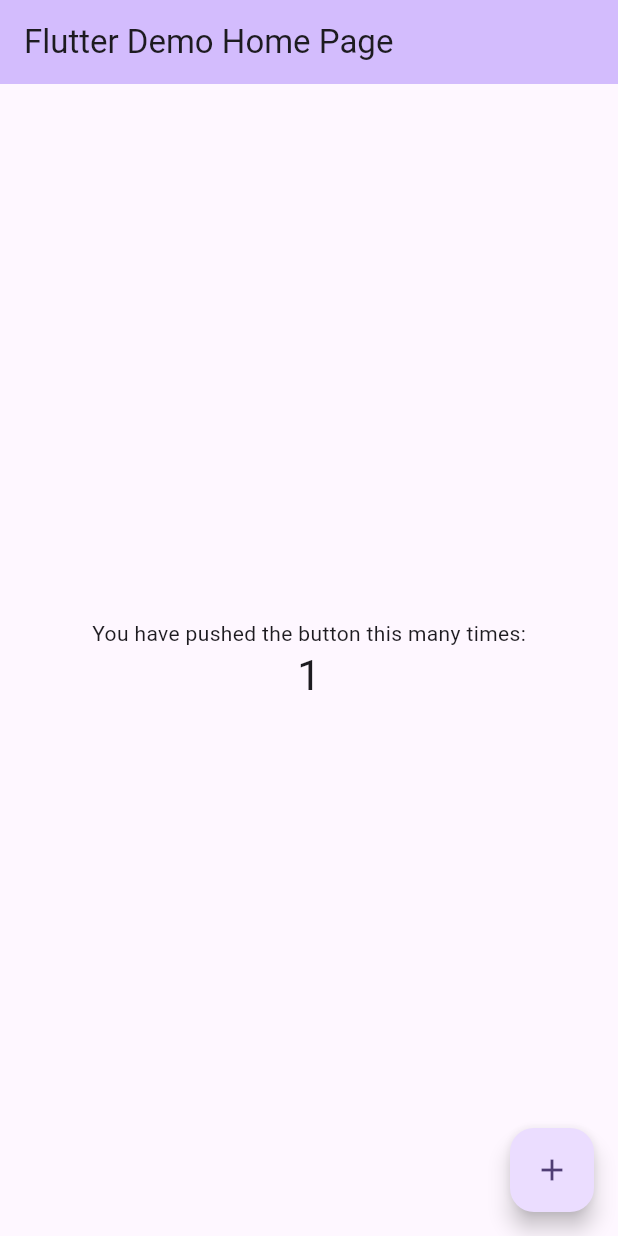
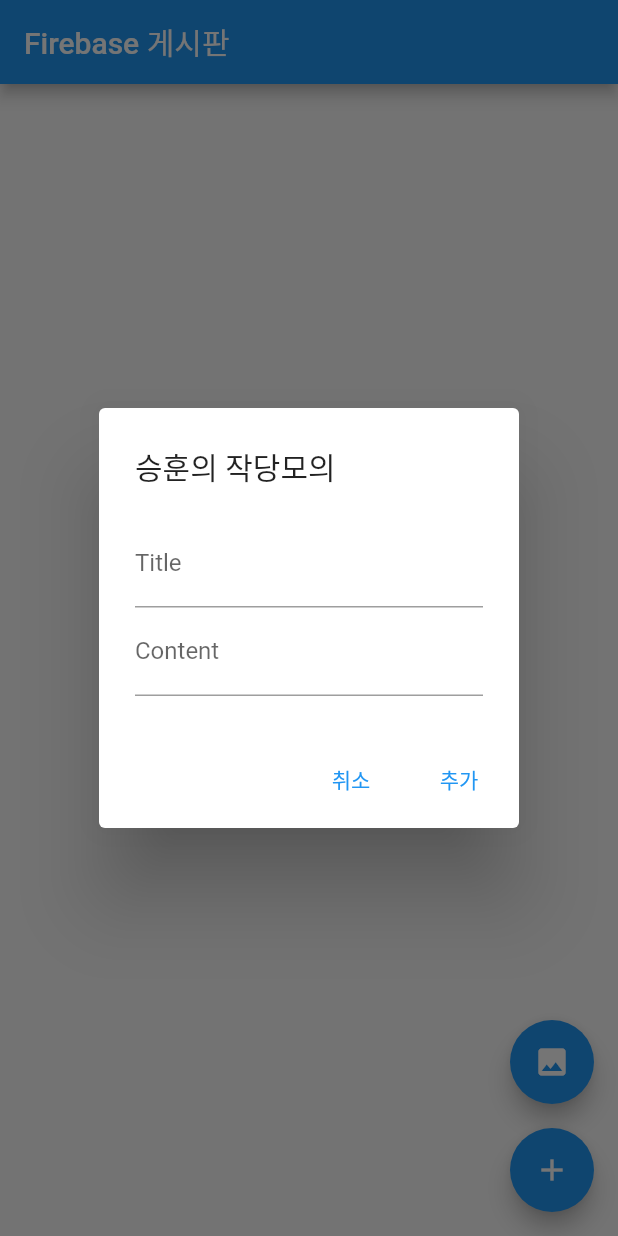
Before and after one commit to Moonseunghun/board_list, a Flutter app: the screen it shows after launch, after a tap on the "add" icon, on a phone screen of 412 x 824 dp. Run offline on Flutter 3.47's test engine with Material 2 defaults, Android fonts, the phone set to English and light mode, and no system bars; our stand-ins replace cloud_firestore, firebase_core, firebase_storage, image_picker; accounts and stored records are empty.

```diff
--- a/lib/main.dart
+++ b/lib/main.dart
@@ -1,125 +1,157 @@
+import 'dart:io';
+
+import 'package:board_list/post_detail.dart';
+import 'package:firebase_storage/firebase_storage.dart';
 import 'package:flutter/material.dart';
+import 'package:firebase_core/firebase_core.dart';
+import 'package:cloud_firestore/cloud_firestore.dart';
+import 'firebase_options.dart';
+import 'package:image_picker/image_picker.dart';
 
-void main() {
-  runApp(const MyApp());
+void main() async {
+  WidgetsFlutterBinding.ensureInitialized();
+  await Firebase.initializeApp();
+  runApp(MyApp());
 }
 
 class MyApp extends StatelessWidget {
-  const MyApp({super.key});
-
-  // This widget is the root of your application.
   @override
   Widget build(BuildContext context) {
     return MaterialApp(
-      title: 'Flutter Demo',
+      title: 'Firebase 게시판',
       theme: ThemeData(
-        // This is the theme of your application.
-        //
-        // TRY THIS: Try running your application with "flutter run". You'll see
-        // the application has a blue toolbar. Then, without quitting the app,
-        // try changing the seedColor in the colorScheme below to Colors.green
-        // and then invoke "hot reload" (save your changes or press the "hot
-        // reload" button in a Flutter-supported IDE, or press "r" if you used
-        // the command line to start the app).
-        //
-        // Notice that the counter didn't reset back to zero; the application
-        // state is not lost during the reload. To reset the state, use hot
-        // restart instead.
-        //
-        // This works for code too, not just values: Most code changes can be
-        // tested with just a hot reload.
-        colorScheme: ColorScheme.fromSeed(seedColor: Colors.deepPurple),
-        useMaterial3: true,
+        primarySwatch: Colors.blue,
       ),
-      home: const MyHomePage(title: 'Flutter Demo Home Page'),
+      home: MyBoard(),
     );
   }
 }
 
-class MyHomePage extends StatefulWidget {
-  const MyHomePage({super.key, required this.title});
-
-  // This widget is the home page of your application. It is stateful, meaning
-  // that it has a State object (defined below) that contains fields that affect
-  // how it looks.
-
-  // This class is the configuration for the state. It holds the values (in this
-  // case the title) provided by the parent (in this case the App widget) and
-  // used by the build method of the State. Fields in a Widget subclass are
-  // always marked "final".
-
-  final String title;
-
-  @override
-  State<MyHomePage> createState() => _MyHomePageState();
-}
-
-class _MyHomePageState extends State<MyHomePage> {
-  int _counter = 0;
-
-  void _incrementCounter() {
-    setState(() {
-      // This call to setState tells the Flutter framework that something has
-      // changed in this State, which causes it to rerun the build method below
-      // so that the display can reflect the updated values. If we changed
-      // _counter without calling setState(), then the build method would not be
-      // called again, and so nothing would appear to happen.
-      _counter++;
-    });
-  }
-
+class MyBoard extends StatelessWidget {
   @override
   Widget build(BuildContext context) {
-    // This method is rerun every time setState is called, for instance as done
-    // by the _incrementCounter method above.
-    //
-    // The Flutter framework has been optimized to make rerunning build methods
-    // fast, so that you can just rebuild anything that needs updating rather
-    // than having to individually change instances of widgets.
     return Scaffold(
       appBar: AppBar(
-        // TRY THIS: Try changing the color here to a specific color (to
-        // Colors.amber, perhaps?) and trigger a hot reload to see the AppBar
-        // change color while the other colors stay the same.
-        backgroundColor: Theme.of(context).colorScheme.inversePrimary,
-        // Here we take the value from the MyHomePage object that was created by
-        // the App.build method, and use it to set our appbar title.
-        title: Text(widget.title),
+        title: Text('Firebase 게시판'),
       ),
-      body: Center(
-        // Center is a layout widget. It takes a single child and positions it
-        // in the middle of the parent.
-        child: Column(
-          // Column is also a layout widget. It takes a list of children and
-          // arranges them vertically. By default, it sizes itself to fit its
-          // children horizontally, and tries to be as tall as its parent.
-          //
-          // Column has various properties to control how it sizes itself and
-          // how it positions its children. Here we use mainAxisAlignment to
-          // center the children vertically; the main axis here is the vertical
-          // axis because Columns are vertical (the cross axis would be
-          // horizontal).
-          //
-          // TRY THIS: Invoke "debug painting" (choose the "Toggle Debug Paint"
-          // action in the IDE, or press "p" in the console), to see the
-          // wireframe for each widget.
-          mainAxisAlignment: MainAxisAlignment.center,
-          children: <Widget>[
-            const Text(
-              'You have pushed the button this many times:',
+      body: StreamBuilder(
+        stream: FirebaseFirestore.instance.collection('posts').snapshots(),
+        builder: (context, snapshot) {
+          if (!snapshot.hasData) {
+            return CircularProgressIndicator();
+          } else {
+            return ListView.builder(
+              itemCount: snapshot.data?.docs.length,
+              itemBuilder: (context, index) {
+                DocumentSnapshot post = snapshot.data!.docs[index];
+                return Card(
+                  margin: EdgeInsets.all(8.0),
+                  child: ListTile(
+                    title: Text(post['title']),
+                    onTap: () {
+                      Navigator.push(
+                        context,
+                        MaterialPageRoute(
+                          builder: (context) => PostDetail(post),
+                        ),
+                      );
+                    },
+                  ),
+                );
+              },
+            );
+          }
+        },
+      ),
+        floatingActionButton: Column(
+          mainAxisAlignment: MainAxisAlignment.end,
+          children: [
+            FloatingActionButton(
+              onPressed: () async {
+                final ImagePicker _picker = ImagePicker();
+                final XFile? image = await _picker.pickImage(source: ImageSource.gallery);
+
+                if (image != null) {
+                  // Upload the selected image to Firebase Storage
+                  Reference ref = FirebaseStorage.instance.ref().child('images/${DateTime.now().toString()}');
+                  UploadTask uploadTask = ref.putFile(File(image.path));
+
+                  uploadTask.whenComplete(() async {
+                    String imageUrl = await ref.getDownloadURL();
+                    ScaffoldMessenger.of(context).showSnackBar(
+                      SnackBar(content: Text('Image added')),
+                    );
+                  });
+                }
+              },
+              tooltip: '이미지 추가',
+              child: Icon(Icons.image),
             ),
-            Text(
-              '$_counter',
-              style: Theme.of(context).textTheme.headlineMedium,
+            SizedBox(height: 16), // Add some space between the buttons
+            FloatingActionButton(
+              onPressed: () async {
+                // Show dialog to add a new post with title and content
+                await showDialog(
+                  context: context,
+                  builder: (BuildContext context) {
+                    String title = '';
+                    String content = '';
+
+                    return AlertDialog(
+                      title: Text('승훈의 작당모의 '),
+                      content: Column(
+                        mainAxisSize: MainAxisSize.min,
+                        children: <Widget>[
+                          TextField(
+                            decoration: InputDecoration(labelText: 'Title'),
+                            onChanged: (value) {
+                              title = value;
+                            },
+                          ),
+                          TextField(
+                            decoration: InputDecoration(labelText: 'Content'),
+                            onChanged: (value) {
+                              content = value;
+                            },
+                          ),
+                        ],
+                      ),
+                      actions: <Widget>[
+                        TextButton(
+                          onPressed: () {
+                            Navigator.pop(context);
+                          },
+                          child: Text('취소'),
+                        ),
+                        TextButton(
+                          onPressed: () async {
+                            // Add the post details to Firebase Firestore
+                            await FirebaseFirestore.instance.collection('posts').add({
+                              'title': title,
+                              'content': content,
+                              'timestamp': FieldValue.serverTimestamp(),
+                            });
+
+                            // Show a message that the post has been added
+                            ScaffoldMessenger.of(context).showSnackBar(
+                              SnackBar(content: Text('New post added')),
+                            );
+
+                            Navigator.pop(context);
+                          },
+                          child: Text('추가'),
+                        ),
+                      ],
+                    );
+                  },
+                );
+              },
+              tooltip: '새로운 게시물 작성',
+              child: Icon(Icons.add),
             ),
           ],
-        ),
-      ),
-      floatingActionButton: FloatingActionButton(
-        onPressed: _incrementCounter,
-        tooltip: 'Increment',
-        child: const Icon(Icons.add),
-      ), // This trailing comma makes auto-formatting nicer for build methods.
+        )
+
     );
   }
 }
```
Also changed, not shown: lib/post_detail.dart (added, +179 -0 lines), pubspec.yaml (+5 -2 lines), lib/firebase_options.dart (added), pubspec.lock, 12 other files.
